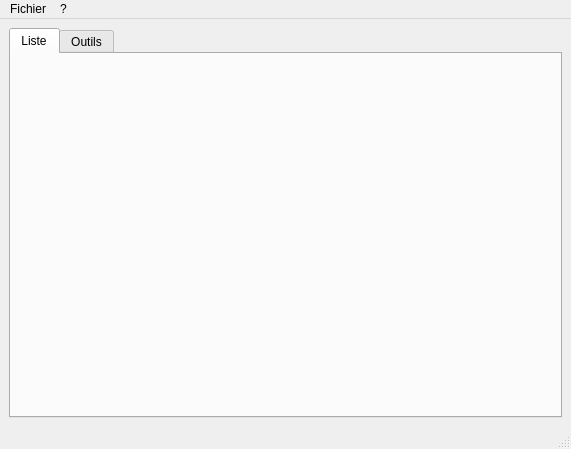
First picture: the form in ui/mainwindow.ui, repository seigneurfuo/MyAnimeManager3, before the edit.
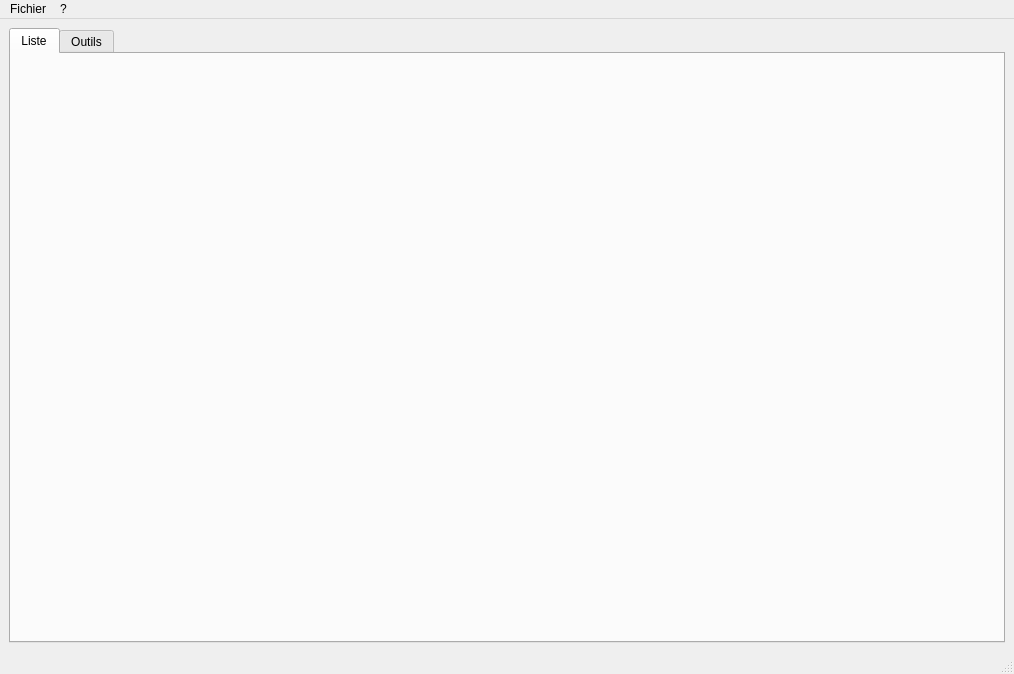
Second picture: the form after the edit. Icons and pictures are not drawn.

```diff
--- a/ui/mainwindow.ui
+++ b/ui/mainwindow.ui
@@ -6,8 +6,8 @@
    <rect>
     <x>0</x>
     <y>0</y>
-    <width>571</width>
-    <height>449</height>
+    <width>1014</width>
+    <height>674</height>
    </rect>
   </property>
   <property name="windowTitle">
@@ -53,7 +53,7 @@
     <rect>
      <x>0</x>
      <y>0</y>
-     <width>571</width>
+     <width>1014</width>
      <height>24</height>
     </rect>
    </property>
```
